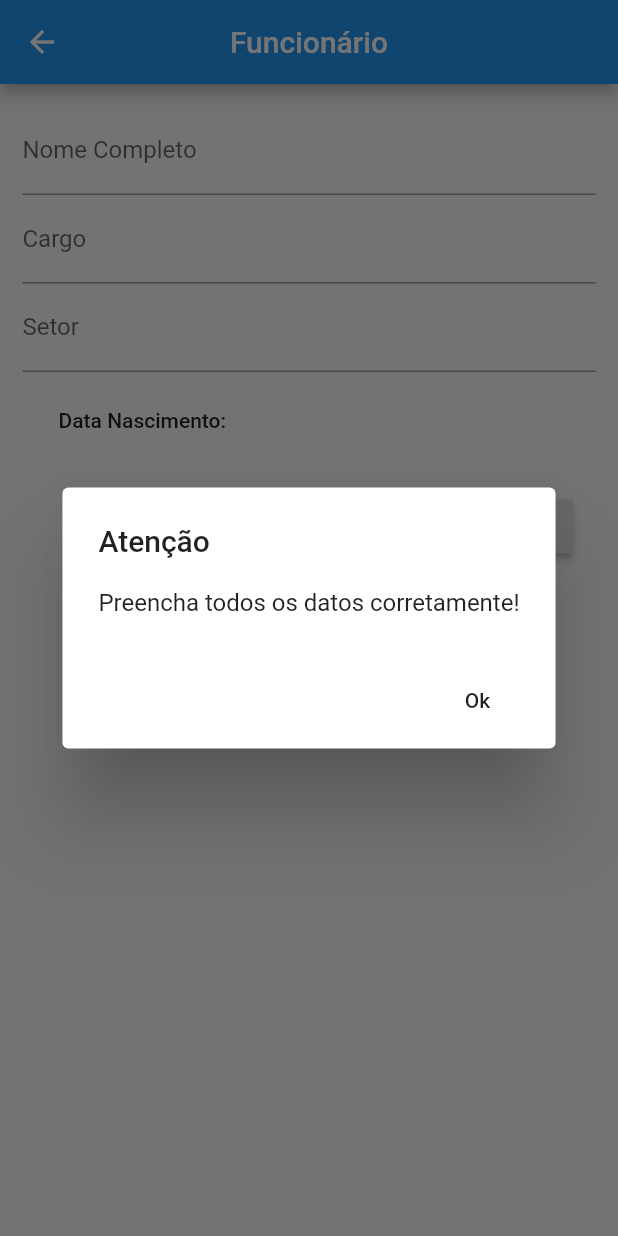
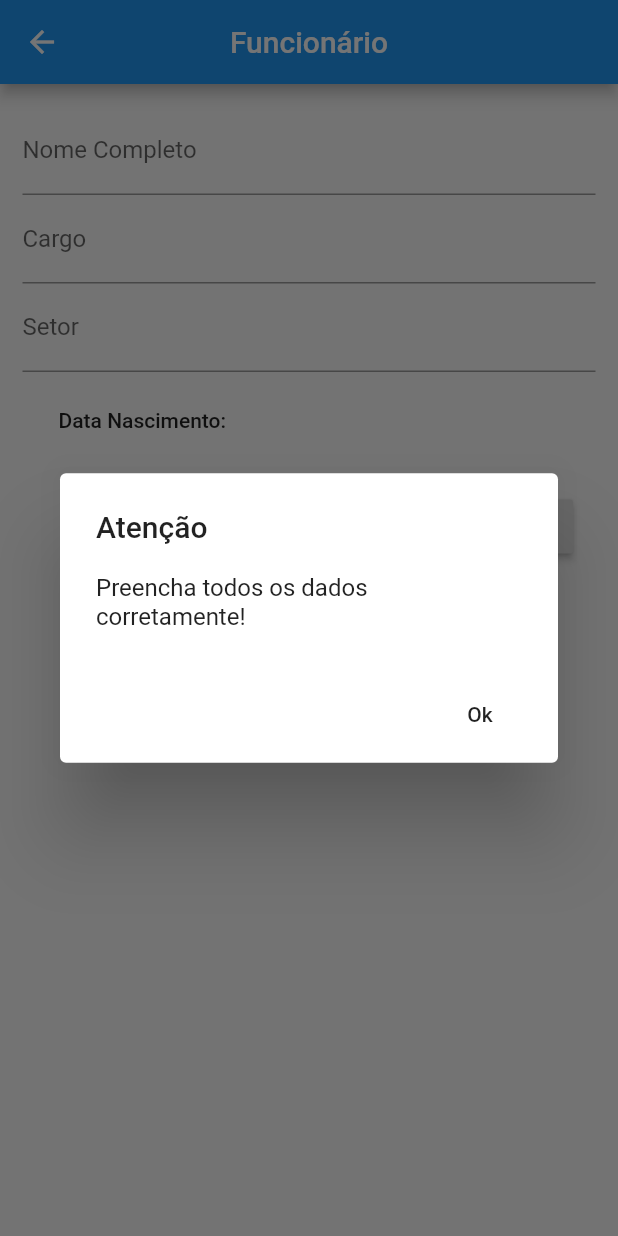
Before and after one commit to juniorsafera/BeabaProdutos-Teste-de-conhecimento-vaga-FLUTTER, a Flutter app: the FormCadastro screen opened directly, after a tap on "Cadastrar", on a phone screen of 412 x 824 dp. Run offline on Flutter 3.47's test engine with Material 2 defaults, Android fonts, the phone set to English and light mode, and no system bars.

Commit message:
Update form_cadastro.dart

```diff
--- a/beaba_produtos_teste_conhecimento_flutter/lib/components/form_cadastro.dart
+++ b/beaba_produtos_teste_conhecimento_flutter/lib/components/form_cadastro.dart
@@ -120,6 +120,7 @@ class _FormCadastroState extends State<FormCadastro> {
                     // ignore: deprecated_member_use
                     RaisedButton(
                       onPressed: () {
+                        // VALIDAR CAMPOS PARA NAO RECEBER DADOS NULOS
                         if (cNome.text.isEmpty ||
                             cCargo.text.isEmpty ||
                             cSetor.text.isEmpty ||
@@ -129,7 +130,7 @@ class _FormCadastroState extends State<FormCadastro> {
                             builder: (BuildContext context) => AlertDialog(
                               title: const Text('Atenção'),
                               content: const Text(
-                                  'Preencha todos os datos corretamente!'),
+                                  'Preencha todos os dados corretamente!'),
                               actions: <Widget>[
                                 // ignore: deprecated_member_use
                                 FlatButton(
```
